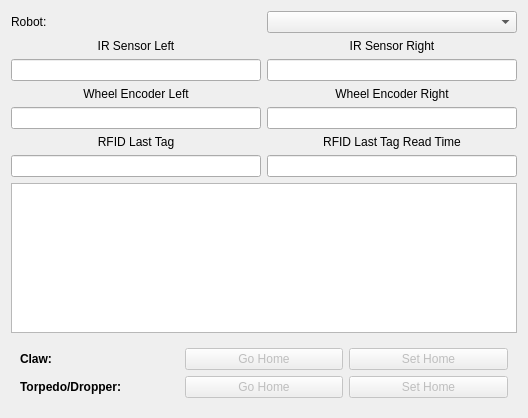
First picture: the form in amrviz/amrviz/src/sensors.ui, repository OSU-AMR/amr_gui, before the edit.
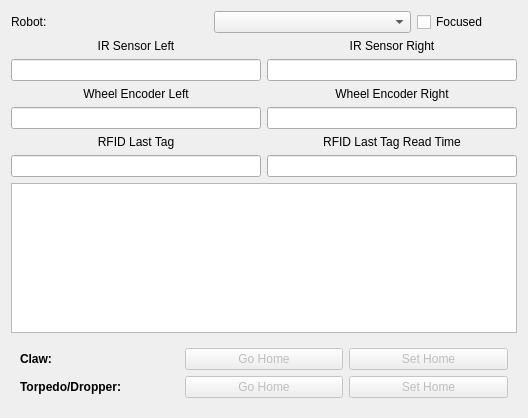
Second picture: the form after the edit.

Commit message: Focus Button

What changed in the file:
```diff
--- a/amrviz/amrviz/src/sensors.ui
+++ b/amrviz/amrviz/src/sensors.ui
@@ -26,6 +26,31 @@
      <item>
       <widget class="QComboBox" name="robot_select_block"/>
      </item>
+     <item>
+      <widget class="QCheckBox" name="focus_box">
+       <property name="sizePolicy">
+        <sizepolicy hsizetype="Minimum" vsizetype="Maximum">
+         <horstretch>0</horstretch>
+         <verstretch>0</verstretch>
+        </sizepolicy>
+       </property>
+       <property name="minimumSize">
+        <size>
+         <width>100</width>
+         <height>0</height>
+        </size>
+       </property>
+       <property name="maximumSize">
+        <size>
+         <width>100</width>
+         <height>16777215</height>
+        </size>
+       </property>
+       <property name="text">
+        <string>Focused</string>
+       </property>
+      </widget>
+     </item>
     </layout>
    </item>
    <item>
```
The commit also changes 4 other files.
